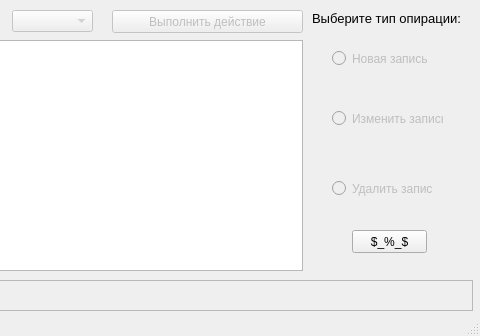
This is GUI_UI/WindowWorkWithDBTables.ui in Daniil-Kurganov/SoftwareCompany as Qt 5 draws it before an edit; both pictures show x 298 to 778 and y 0 to 336 of the 778 by 336 pixel window. The edited form follows.
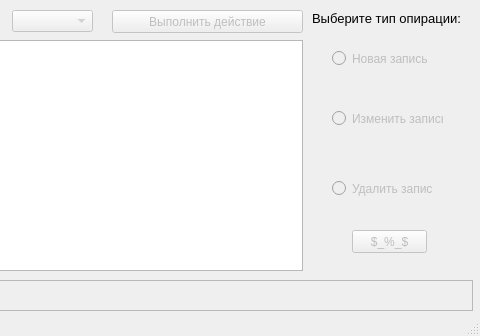
This is the edited form.

Commit message: Решение проблем

Patch:
```diff
--- a/GUI_UI/WindowWorkWithDBTables.ui
+++ b/GUI_UI/WindowWorkWithDBTables.ui
@@ -202,6 +202,9 @@
     </property>
    </widget>
    <widget class="QPushButton" name="PushButtonInsertSeparator">
+    <property name="enabled">
+     <bool>false</bool>
+    </property>
     <property name="geometry">
      <rect>
       <x>650</x>
```
The commit also changes 2 other files.
